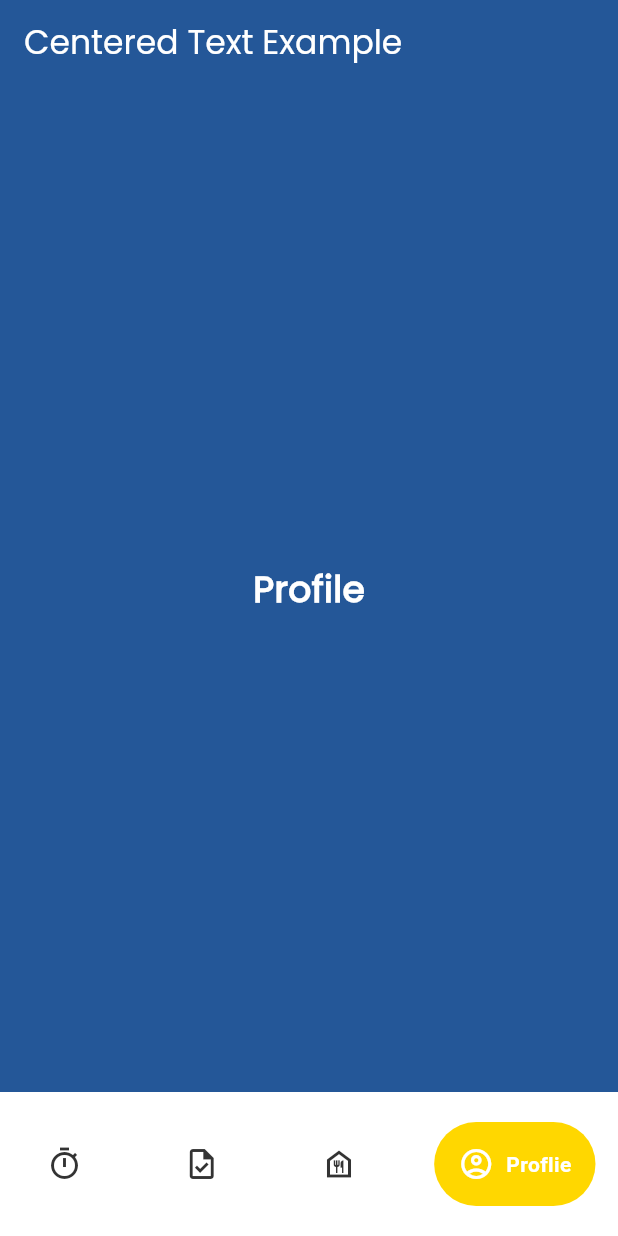
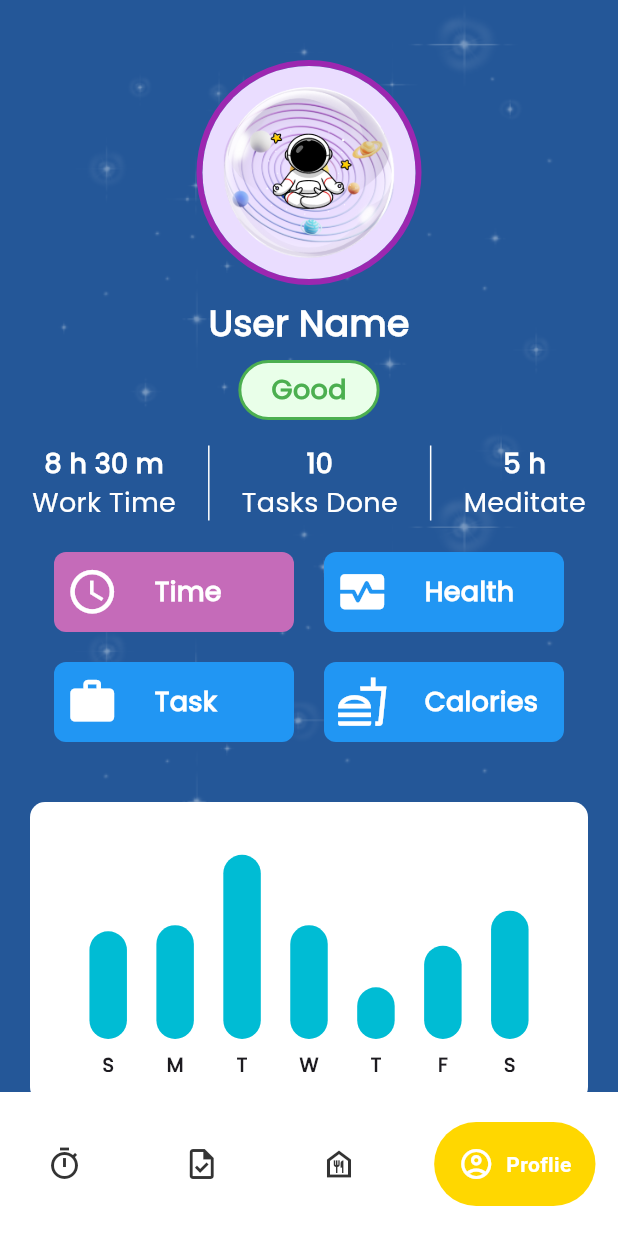
Before and after one commit to JakkapatB/ProjectMobileApp2024, a Flutter app: the screen it shows after launch, item 4 of the bottom bar chosen, on a phone screen of 412 x 824 dp. Run offline on Flutter 3.47's test engine with Material 3 defaults, Android fonts, the phone set to English and light mode, and no system bars; drawn by our look-alikes of fl_chart, google_nav_bar; our stand-ins replace hexcolor, scroll_snap_list.

Commit message:
create login page and profile page

```diff
--- /dev/null
+++ b/lib/bar_graph/bar_data.dart
@@ -0,0 +1,35 @@
+import 'package:project_mobile/bar_graph/individual_bar.dart';
+
+class BarData {
+  final double sunAmount;
+  final double monAmount;
+  final double tueAmount;
+  final double wedAmount;
+  final double thurAmount;
+  final double friAmount;
+  final double satAmount;
+
+  BarData({
+    required this.sunAmount,
+    required this.monAmount,
+    required this.tueAmount,
+    required this.wedAmount,
+    required this.thurAmount,
+    required this.friAmount,
+    required this.satAmount,
+  });
+
+  List<IndividualBar> barData = [];
+
+  void initializeBarData() {
+    barData = [
+      IndividualBar(x: 0, y: sunAmount),
+      IndividualBar(x: 1, y: monAmount),
+      IndividualBar(x: 2, y: tueAmount),
+      IndividualBar(x: 3, y: wedAmount),
+      IndividualBar(x: 4, y: thurAmount),
+      IndividualBar(x: 5, y: friAmount),
+      IndividualBar(x: 6, y: satAmount),
+    ];
+  }
+}
--- /dev/null
+++ b/lib/bar_graph/bar_graph.dart
@@ -0,0 +1,99 @@
+import 'package:fl_chart/fl_chart.dart';
+import 'package:flutter/material.dart';
+import 'package:project_mobile/bar_graph/bar_data.dart';
+
+class MyBarGraph extends StatelessWidget {
+  final List weeklySummary;
+  final Color? colorBar;
+
+  const MyBarGraph({
+    super.key,
+    required this.weeklySummary,
+    this.colorBar,
+  });
+
+  @override
+  Widget build(BuildContext context) {
+    BarData myBarData = BarData(
+      sunAmount: weeklySummary[0],
+      monAmount: weeklySummary[1],
+      tueAmount: weeklySummary[2],
+      wedAmount: weeklySummary[3],
+      thurAmount: weeklySummary[4],
+      friAmount: weeklySummary[5],
+      satAmount: weeklySummary[6],
+    );
+    myBarData.initializeBarData();
+
+    return BarChart(
+      BarChartData(
+        maxY: 100,
+        minY: 0,
+        gridData: FlGridData(show: false),
+        borderData: FlBorderData(show: false),
+        titlesData: FlTitlesData(
+          show: true,
+          topTitles: AxisTitles(sideTitles: SideTitles(showTitles: false)),
+          leftTitles: AxisTitles(sideTitles: SideTitles(showTitles: false)),
+          rightTitles: AxisTitles(sideTitles: SideTitles(showTitles: false)),
+          bottomTitles: AxisTitles(
+            sideTitles:
+                SideTitles(showTitles: true, getTitlesWidget: getBottomTitles),
+          ),
+        ),
+        barGroups: myBarData.barData
+            .map(
+              (data) => BarChartGroupData(
+                x: data.x,
+                barRods: [
+                  BarChartRodData(
+                    toY: data.y,
+                    color: colorBar,
+                    width: 25,
+                    borderRadius: BorderRadius.circular(100),
+                  ),
+                ],
+              ),
+            )
+            .toList(),
+      ),
+    );
+  }
+}
+
+Widget getBottomTitles(double value, TitleMeta meta) {
+  const style = TextStyle(
+    fontWeight: FontWeight.bold,
+    fontSize: 13,
+  );
+
+  Widget text;
+  switch (value.toInt()) {
+    case 0:
+      text = const Text('S', style: style);
+      break;
+    case 1:
+      text = const Text('M', style: style);
+      break;
+    case 2:
+      text = const Text('T', style: style);
+      break;
+    case 3:
+      text = const Text('W', style: style);
+      break;
+    case 4:
+      text = const Text('T', style: style);
+      break;
+    case 5:
+      text = const Text('F', style: style);
+      break;
+    case 6:
+      text = const Text('S', style: style);
+      break;
+    default:
+      text = const Text('', style: style);
+      break;
+  }
+
+  return SideTitleWidget(child: text, axisSide: meta.axisSide);
+}
--- /dev/null
+++ b/lib/bar_graph/individual_bar.dart
@@ -0,0 +1,9 @@
+class IndividualBar {
+  final int x;
+  final double y;
+
+  IndividualBar({
+    required this.x,
+    required this.y,
+  });
+}
--- /dev/null
+++ b/lib/color/color.dart
@@ -0,0 +1,5 @@
+const String bgColorBlue = '#245798';
+const String fgColorBlack = '#333333';
+const String hintColorGray = '#D0CBD1';
+const String colorPink = '#C56BB9';
+const String colorYellow = '#FED700';
--- a/lib/pages/profile.dart
+++ b/lib/pages/profile.dart
@@ -1,8 +1,21 @@
 import 'package:flutter/material.dart';
 import 'package:hexcolor/hexcolor.dart';
+import 'package:project_mobile/bar_graph/bar_graph.dart';
+import 'package:project_mobile/color/color.dart';
 
-class Profile extends StatelessWidget {
-  const Profile({super.key});
+class Profile extends StatefulWidget {
+  const Profile({Key? key}) : super(key: key);
+
+  @override
+  _ProfileState createState() => _ProfileState();
+}
+
+class _ProfileState extends State<Profile> {
+  String selectedGraph = 'Time'; // Initial graph
+  List<double> dataTime = [52, 55, 89, 55, 25, 45, 62];
+  List<double> dataHealth = [40, 50, 60, 70, 80, 90, 100];
+  List<double> dataTask = [50, 60, 70, 80, 70, 60, 50];
+  List<double> dataCalories = [100, 90, 80, 70, 60, 50, 40];
 
   @override
   Widget build(BuildContext context) {
@@ -10,28 +23,206 @@ class Profile extends StatelessWidget {
       debugShowCheckedModeBanner: false,
       theme: ThemeData(fontFamily: 'Poppins'),
       home: Scaffold(
-        appBar: AppBar(
-          title: const Text(
-            'Centered Text Example',
-            style: TextStyle(color: Colors.white),
+        body: Container(
+          decoration: BoxDecoration(
+            color: HexColor('#245798'),
+            image: const DecorationImage(
+              image: AssetImage('assets/images/Star.png'),
+              fit: BoxFit.contain,
+            ),
           ),
-          backgroundColor: HexColor('#245798'),
-        ),
-        body: Center(
-          child: Container(
-            color: HexColor('#245798'),
-            child: const Center(
-              child: Text(
-                'Profile',
+          padding: const EdgeInsets.only(top: 40),
+          child: Column(
+            crossAxisAlignment: CrossAxisAlignment.center,
+            children: [
+              Container(
+                width: 150.0,
+                height: 150.0,
+                decoration: BoxDecoration(
+                  shape: BoxShape.circle,
+                  border: Border.all(
+                    color: Colors.purple, // Set border color
+                    width: 4.0, // Set border width
+                  ),
+                ),
+                child: CircleAvatar(
+                  radius: 48.0,
+                  backgroundImage: AssetImage(
+                      'assets/images/Meditate.png'), // Replace with your image path
+                ),
+              ),
+              SizedBox(height: 8.0),
+              Text(
+                'User Name',
                 style: TextStyle(
-                    fontSize: 24,
-                    fontWeight: FontWeight.bold,
-                    color: Colors.white),
+                  fontSize: 24.0,
+                  fontWeight: FontWeight.bold,
+                  color: Colors.white,
+                ),
               ),
-            ),
+              SizedBox(height: 8.0),
+              _buildStatusBox(),
+              SizedBox(height: 16.0),
+              Row(
+                mainAxisAlignment: MainAxisAlignment.spaceEvenly,
+                children: [
+                  _buildDataRow('8 h 30 m', 'Work Time'),
+                  _buildLine(),
+                  _buildDataRow('10', 'Tasks Done'),
+                  _buildLine(),
+                  _buildDataRow('5 h', 'Meditate'),
+                ],
+              ),
+              SizedBox(height: 20.0),
+              _buildDataGrid(),
+              SizedBox(height: 20.0),
+              _buildGraph(),
+            ],
           ),
         ),
       ),
     );
   }
+
+  Widget _buildLine() {
+    return Container(
+      width: 1,
+      height: 50,
+      color: Colors.white,
+    );
+  }
+
+  Widget _buildStatusBox() {
+    return Container(
+      padding: EdgeInsets.fromLTRB(20, 5, 20, 5),
+      decoration: BoxDecoration(
+        color: Color.fromARGB(255, 233, 255, 233),
+        border: Border.all(
+          color: Colors.green,
+          width: 2.0,
+        ),
+        borderRadius: BorderRadius.circular(100),
+      ),
+      child: Text(
+        'Good',
+        style: TextStyle(
+          color: Colors.green,
+          fontSize: 18.0,
+          fontWeight: FontWeight.bold,
+        ),
+      ),
+    );
+  }
+
+  Widget _buildDataRow(String value, String label) {
+    return Column(
+      children: [
+        Text(
+          value,
+          style: TextStyle(
+            fontSize: 18.0,
+            fontWeight: FontWeight.bold,
+            color: Colors.white,
+          ),
+        ),
+        Text(
+          label,
+          style: TextStyle(
+            fontSize: 18.0,
+            color: Colors.white,
+          ),
+        ),
+      ],
+    );
+  }
+
+  Widget _buildDataGrid() {
+    return GridView.count(
+      padding: EdgeInsetsDirectional.symmetric(horizontal: 36),
+      crossAxisCount: 2,
+      crossAxisSpacing: 20.0,
+      mainAxisSpacing: 20.0,
+      shrinkWrap: true,
+      physics: NeverScrollableScrollPhysics(),
+      childAspectRatio: 3,
+      children: [
+        _buildDataBox(Icons.access_time, 'Time'),
+        _buildDataBox(Icons.monitor_heart, 'Health'),
+        _buildDataBox(Icons.work, 'Task'),
+        _buildDataBox(Icons.fastfood_outlined, 'Calories'),
+      ],
+    );
+  }
+
+  Widget _buildDataBox(IconData iconData, String label) {
+    bool isSelected = selectedGraph == label;
+
+    return InkWell(
+      onTap: () {
+        setState(() {
+          selectedGraph = label;
+        });
+      },
+      child: Container(
+        padding: EdgeInsets.all(8.0),
+        decoration: BoxDecoration(
+          color: isSelected ? HexColor(colorPink) : Colors.blue,
+          borderRadius: BorderRadius.circular(8.0),
+        ),
+        child: Row(
+          children: [
+            Icon(iconData,
+                size: 35.0, color: Colors.white), // Adjust size and color
+            const SizedBox(width: 24.0),
+            Text(
+              label,
+              style: const TextStyle(
+                fontSize: 18.0,
+                color: Colors.white,
+                fontWeight: FontWeight.bold,
+              ),
+            ),
+          ],
+        ),
+      ),
+    );
+  }
+
+  Widget _buildGraph() {
+    // Replace the following placeholder code with your actual graph implementation
+    Widget graph;
+    switch (selectedGraph) {
+      case 'Time':
+        graph = _buildBarGraph(dataTime);
+        break;
+      case 'Health':
+        graph = _buildBarGraph(dataHealth);
+        break;
+      case 'Task':
+        graph = _buildBarGraph(dataTask);
+        break;
+      case 'Calories':
+        graph = _buildBarGraph(dataCalories);
+        break;
+      default:
+        graph = Container();
+    }
+
+    return graph;
+  }
+
+  Widget _buildBarGraph(List<double> data) {
+    return Container(
+      decoration: BoxDecoration(
+        color: Colors.white,
+        borderRadius: BorderRadius.circular(10),
+      ),
+      padding: EdgeInsets.all(20),
+      margin: EdgeInsets.all(20),
+      height: 200,
+      child: MyBarGraph(
+        weeklySummary: data,
+      ),
+    );
+  }
 }
--- a/pubspec.yaml
+++ b/pubspec.yaml
@@ -37,6 +37,7 @@ dependencies:
   google_nav_bar: ^5.0.6
   hexcolor: ^3.0.1
   scroll_snap_list: ^0.9.1
+  fl_chart: 0.66.1
 
 dev_dependencies:
   flutter_test:
@@ -76,6 +77,7 @@ flutter:
     - assets/images/Water.png
     - assets/images/cat.jpg
     - assets/images/Uranus.png
+    - assets/images/Google.png
 
   # An image asset can refer to one or more resolution-specific "variants", see
   # https://flutter.dev/assets-and-images/#resolution-aware
```
Also changed, not shown: lib/components/label_text.dart (added, +29 -0 lines), lib/pages/login.dart (+260 -0 lines), assets/images/Google.png (added), pubspec.lock.
